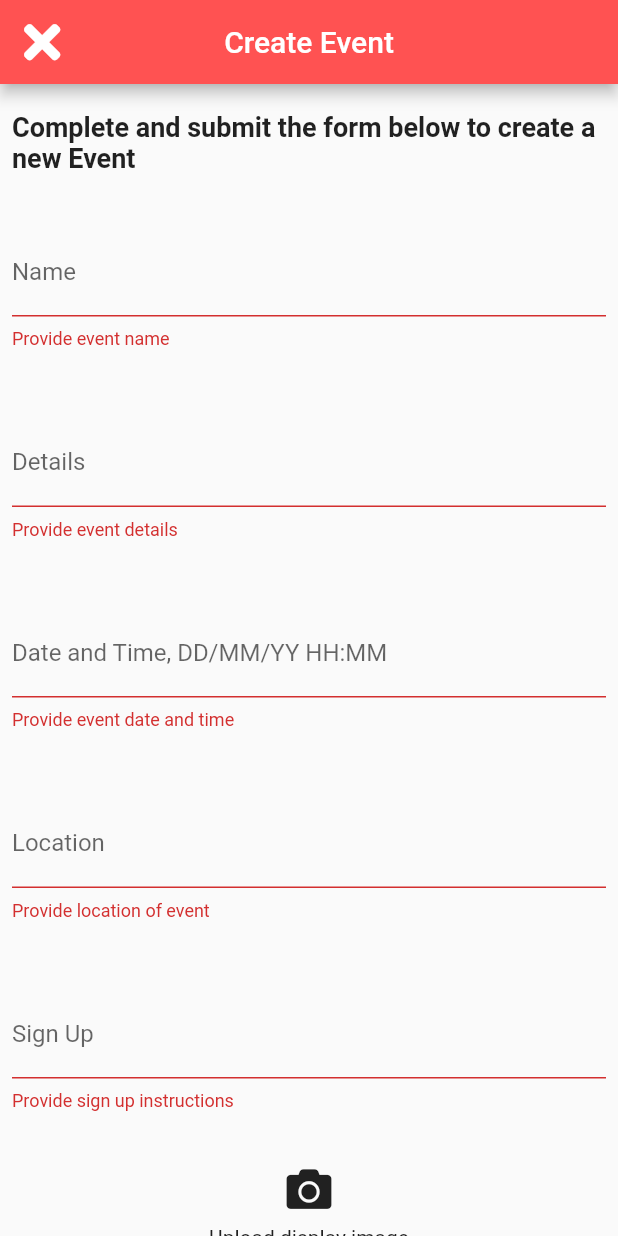
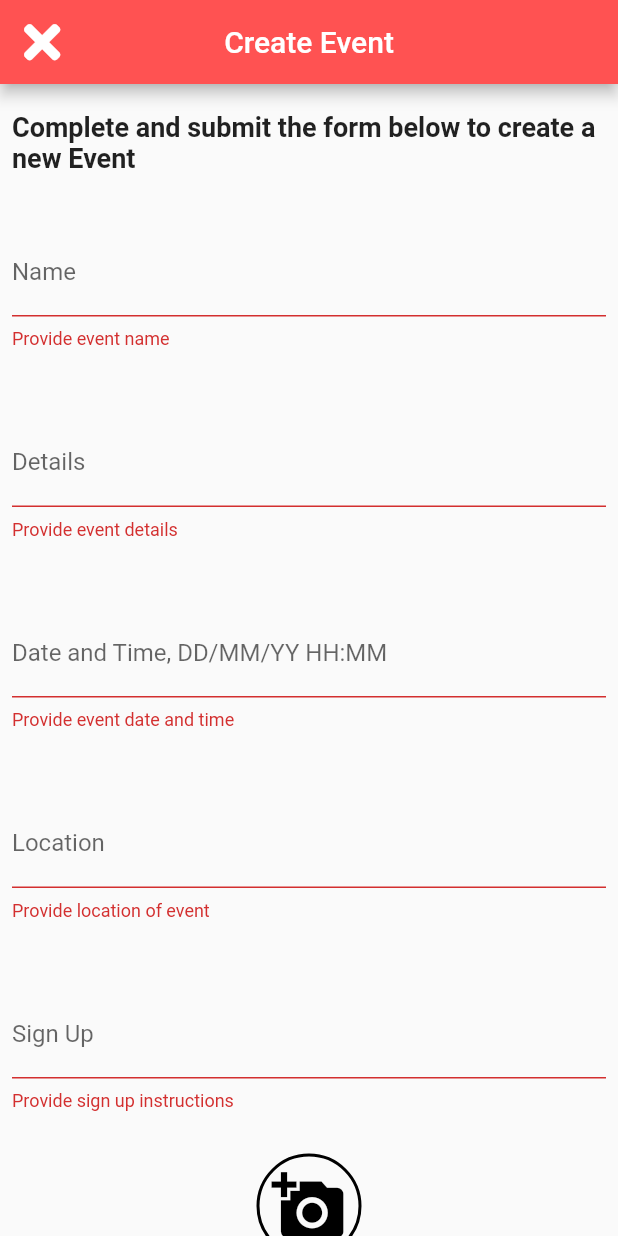
Before and after one commit to BreadPeanutButter/Orbital2020, a Flutter app: the CreateEvent screen opened directly with empty values, on a phone screen of 412 x 824 dp. Run offline on Flutter 3.47's test engine with Material 2 defaults, Android fonts, the phone set to English and light mode, and no system bars; our stand-ins replace cloud_firestore, dropdown_formfield, firebase_auth, firebase_storage, flushbar, flutter_slidable and 3 more; accounts and stored records are empty.

Commit message:
Added circular progress bar for upload image

```diff
--- a/orbital/lib/cca/create_cca.dart
+++ b/orbital/lib/cca/create_cca.dart
@@ -24,6 +24,7 @@ class CreateCCA extends StatefulWidget {
 class _CreateCCAState extends State<CreateCCA> {
   String _name, _description, _contact, _cat, _imageURL;
   File _image;
+  bool isLoading = false;
   final GlobalKey<FormState> _key = GlobalKey();
 
   void _showDialog() {
@@ -83,6 +84,7 @@ class _CreateCCAState extends State<CreateCCA> {
     final pickedFile = await picker.getImage(source: ImageSource.gallery);
     setState(() {
       _image = File(pickedFile.path);
+      isLoading = true;
     });
     StorageReference firebaseStorageRef = FirebaseStorage.instance
         .ref()
@@ -91,6 +93,7 @@ class _CreateCCAState extends State<CreateCCA> {
     var dowurl = await (await uploadTask.onComplete).ref.getDownloadURL();
     setState(() {
       _imageURL = dowurl.toString();
+      isLoading = false;
     });
     showAlertDialog(context);
 
@@ -116,7 +119,7 @@ class _CreateCCAState extends State<CreateCCA> {
     return Scaffold(
         appBar: AppBar(
           leading: IconButton(
-            highlightColor: Colors.red[700],
+            highlightColor: Colors.blue[700],
             icon: Icon(FontAwesomeIcons.times),
             iconSize: 35,
             onPressed: _showDialog,
@@ -264,6 +267,7 @@ class _CreateCCAState extends State<CreateCCA> {
                           onSaved: (input) => _contact = input,
                         )),
                     SizedBox(height: 20),
+                    isLoading ? CircularProgressIndicator() :
                     Ink(
                         decoration: ShapeDecoration(
                             shape: CircleBorder(
--- a/orbital/lib/cca/create_event.dart
+++ b/orbital/lib/cca/create_event.dart
@@ -27,6 +27,7 @@ class CreateEvent extends StatefulWidget {
 class _CreateEventState extends State<CreateEvent> {
   String _name, _time, _details, _location, _register, _imageURL;
   File _image;
+  bool isLoading = false;
   final GlobalKey<FormState> _key = GlobalKey();
 
   void _showDialog() {
@@ -174,14 +175,22 @@ class _CreateEventState extends State<CreateEvent> {
                           onSaved: (input) => _register = input,
                         )),
                     SizedBox(height: 20),
-                    Padding( padding: EdgeInsets.only(top: 0),
-                    child: IconButton(
-                       icon: Icon(
-                          FontAwesomeIcons.camera,
-                           size: 30.0,
-                       ),
-                       onPressed: () => uploadImage(context),
-                    )),
+                    isLoading ? CircularProgressIndicator() :
+                    Ink(
+                        decoration: ShapeDecoration(
+                            shape: CircleBorder(
+                                side: BorderSide(
+                          width: 2,
+                          color: Colors.black,
+                        ))),
+                        child: IconButton(
+                          highlightColor: Colors.blue[500],
+                          icon: Icon(Icons.add_a_photo),
+                          iconSize: 50,
+                          onPressed: () => uploadImage(context),
+                          color: Colors.black,
+                        )),
+                    SizedBox(height: 10),
                     Text("Upload display image"),
                     SizedBox(height: 10),
                     Container(
@@ -256,6 +265,7 @@ class _CreateEventState extends State<CreateEvent> {
       final pickedFile = await picker.getImage(source: ImageSource.gallery);
       setState(() {
         _image = File(pickedFile.path);
+        isLoading = true;
       });
       StorageReference firebaseStorageRef = FirebaseStorage.instance
           .ref()
@@ -264,6 +274,7 @@ class _CreateEventState extends State<CreateEvent> {
       var dowurl = await (await uploadTask.onComplete).ref.getDownloadURL();
       setState(() {
         _imageURL = dowurl.toString();
+        isLoading = false;
       });
       showAlertDialog(context);
       print(_imageURL);
--- a/orbital/lib/cca/event_admin_edit.dart
+++ b/orbital/lib/cca/event_admin_edit.dart
@@ -23,6 +23,7 @@ class _EventAdminEditState extends State<EventAdminEdit> {
   File _image;
   String name, details, eventTime, location, registrationInstructions, imageURL;
   bool closed;
+  bool isLoading = false;
 
   void initState() {
     super.initState();
@@ -168,6 +169,7 @@ class _EventAdminEditState extends State<EventAdminEdit> {
       final pickedFile = await picker.getImage(source: ImageSource.gallery);
       setState(() {
         _image = File(pickedFile.path);
+        isLoading = true;
       });
       StorageReference firebaseStorageRef = FirebaseStorage.instance
           .ref()
@@ -177,6 +179,7 @@ class _EventAdminEditState extends State<EventAdminEdit> {
       print(dowurl.toString());
       setState(() {
         imageURL = dowurl.toString();
+        isLoading = false;
       });
       print(imageURL);
       showAlertDialog(context);
@@ -209,6 +212,7 @@ class _EventAdminEditState extends State<EventAdminEdit> {
                     SizedBox(height: 30),
                     imageWidget(),
                     SizedBox(height: 20),
+                    isLoading ? CircularProgressIndicator() :
                     RaisedButton.icon(
                       onPressed: () {
                         uploadImage(context);
```
Also changed, not shown: orbital/lib/screens/explore/explore.dart (+6 -1 lines).
